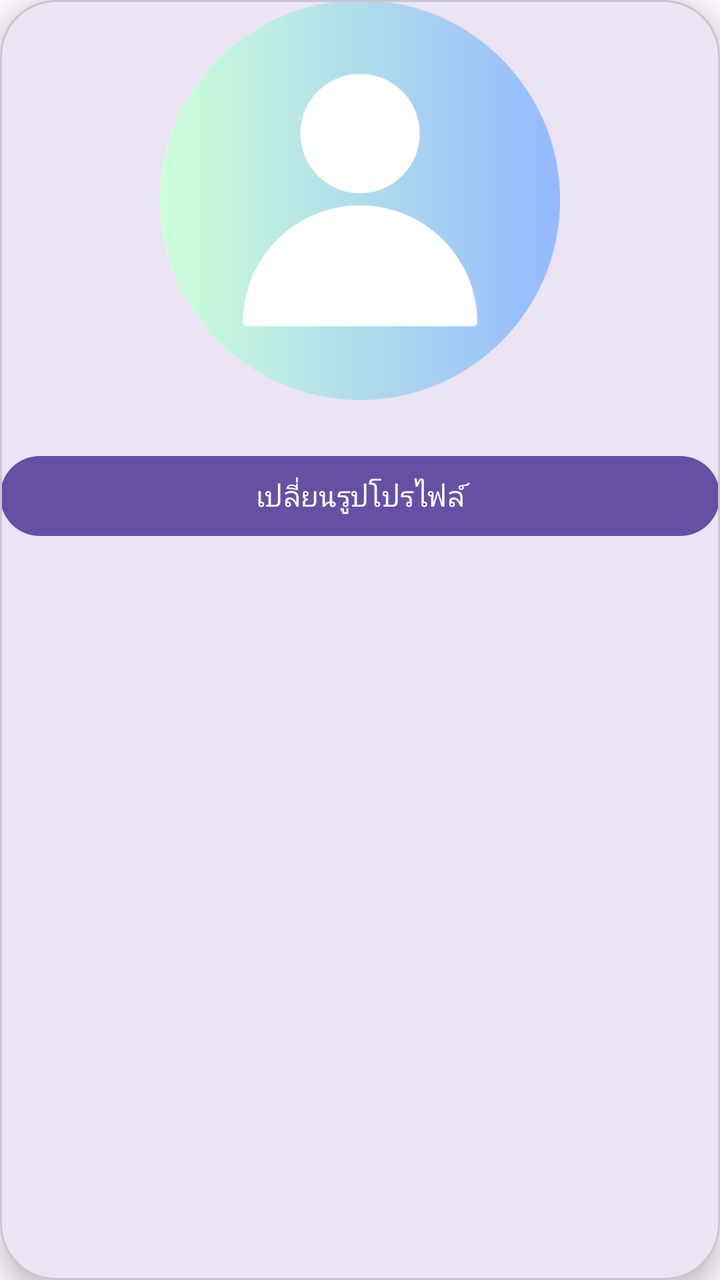
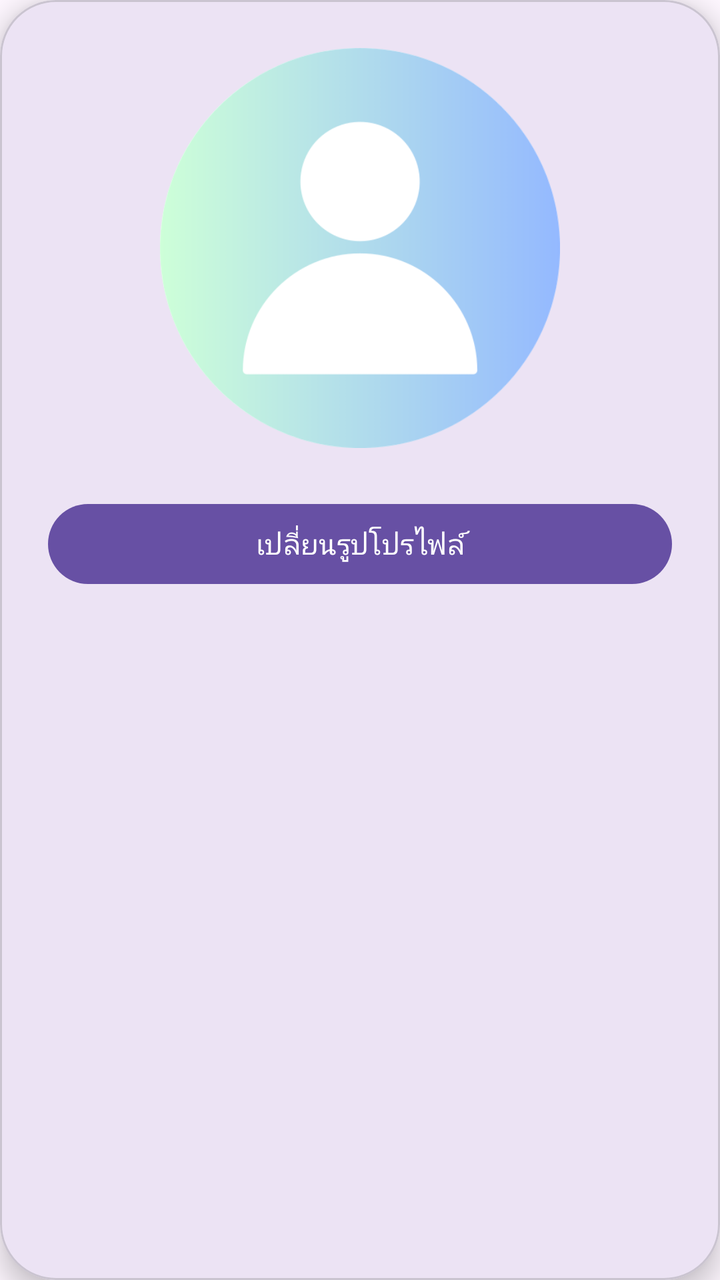

Screens rendered from an Android XML layout before and after an edit, with the pre-edit source and the edit as a unified diff.
<!-- AndroidManifest.xml: application theme Theme.Project -->
<!-- res/layout/dialog_profile_image.xml -->
<?xml version="1.0" encoding="utf-8"?>
<com.google.android.material.card.MaterialCardView xmlns:android="http://schemas.android.com/apk/res/android"
    android:layout_width="match_parent"
    android:layout_height="wrap_content"
    xmlns:app="http://schemas.android.com/apk/res-auto"
    android:layout_margin="24dp"
    app:cardCornerRadius="28dp"
    app:cardElevation="8dp"
    android:padding="24dp">

    <LinearLayout
        android:layout_width="match_parent"
        android:layout_height="wrap_content"
        android:orientation="vertical"
        android:gravity="center">

        <ImageView
            android:id="@+id/imgPreview"
            android:layout_width="200dp"
            android:layout_height="200dp"
            android:scaleType="centerCrop"
            android:background="@drawable/bg_circle"
            android:src="@drawable/profile"/>

        <com.google.android.material.button.MaterialButton
            android:id="@+id/btnChangeImage"
            android:layout_width="match_parent"
            android:layout_height="48dp"
            android:layout_marginTop="24dp"
            android:text="เปลี่ยนรูปโปรไฟล์"
            app:cornerRadius="20dp"/>

    </LinearLayout>

</com.google.android.material.card.MaterialCardView>
<!-- resources referenced by this layout -->
<resources>
  <!-- drawable bg_circle (drawable) -->
  <?xml version="1.0" encoding="utf-8"?>
  <shape xmlns:android="http://schemas.android.com/apk/res/android">
  
      <solid android:color="#FFFFFF"/>
  
      
      <corners android:radius="900dp"/>
  
  </shape>
  <!-- drawable profile: png bitmap (drawable, 22882 bytes) -->
  <style name="Theme.Project" parent="Base.Theme.Project" />
  <style name="Base.Theme.Project" parent="Theme.Material3.DayNight.NoActionBar">
          
          
      </style>
</resources>

<!-- the commit's change to res/layout/dialog_profile_image.xml (unified diff, before → after) -->
@@ -12,7 +12,8 @@
         android:layout_width="match_parent"
         android:layout_height="wrap_content"
         android:orientation="vertical"
-        android:gravity="center">
+        android:gravity="center"
+        android:padding="24dp">
 
         <ImageView
             android:id="@+id/imgPreview"
